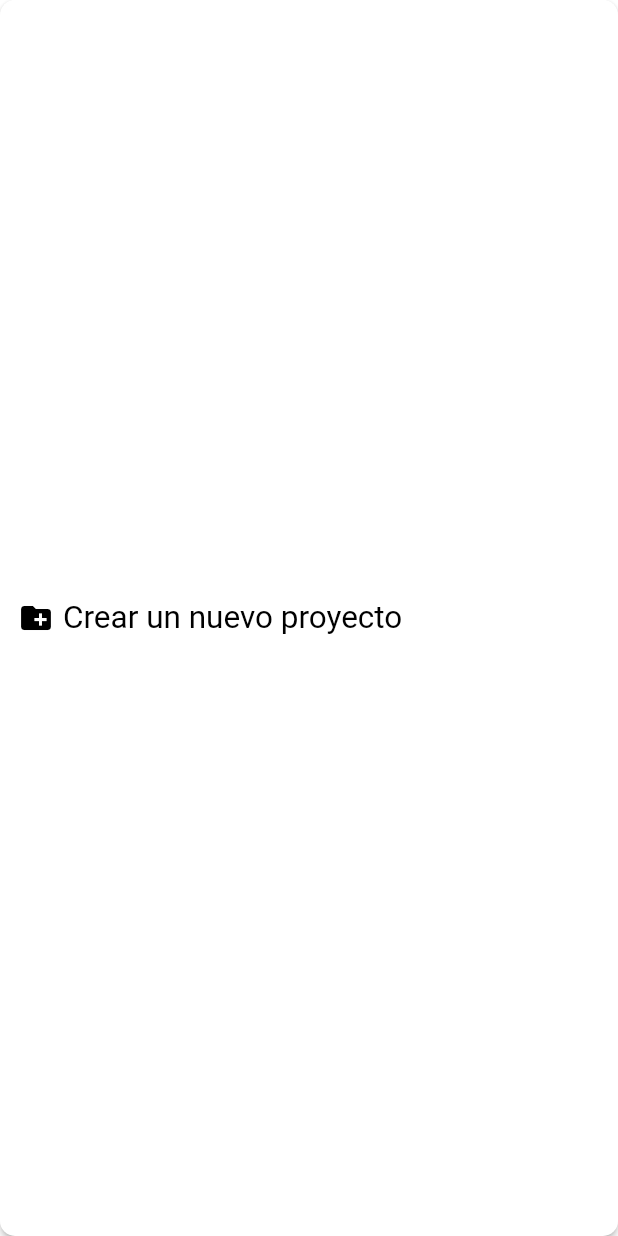
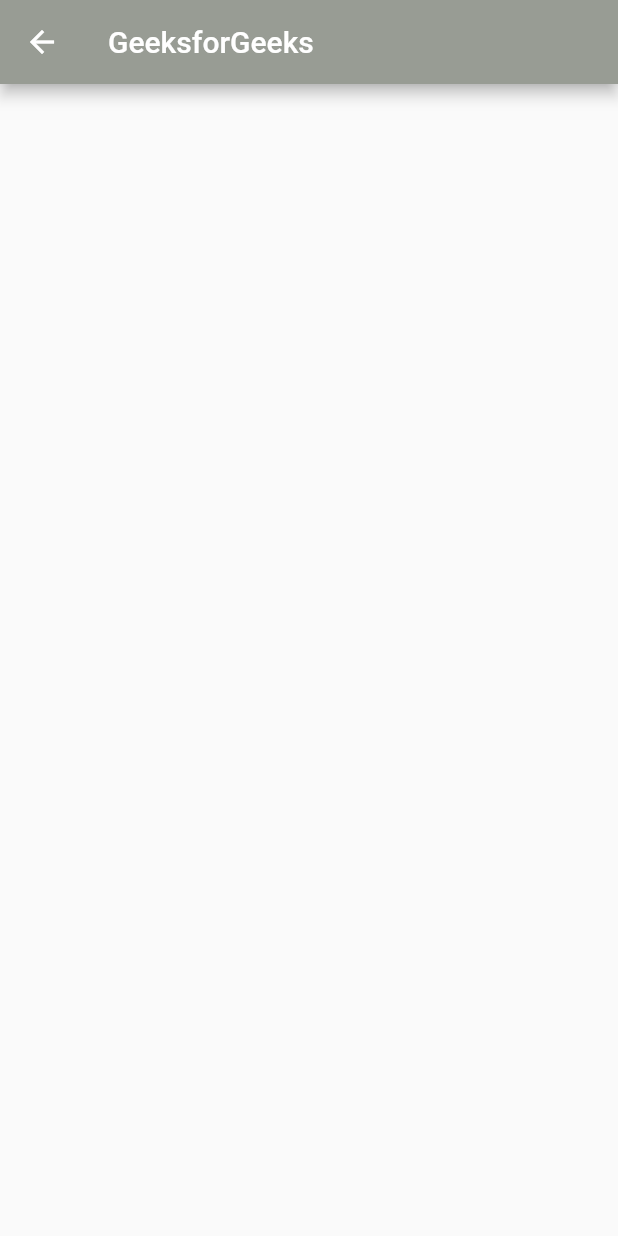
Before and after one commit to aleortbas/seriouScript, a Flutter app: the screen it shows after launch, after a tap on "Crear un nuevo proyecto", on a phone screen of 412 x 824 dp. Run offline on Flutter 3.47's test engine with Material 2 defaults, Android fonts, the phone set to English and light mode, and no system bars; our stand-ins replace file_picker; missing offline and left inert: desktop_window, open_file_plus.

Commit message:
reusable appbar

```diff
--- a/lib/screens/script_investigation.dart
+++ b/lib/screens/script_investigation.dart
@@ -1,5 +1,6 @@
 import 'package:flutter/material.dart';
-import 'package:script_games_serious/route/route.dart' as route;
+import 'package:script_games_serious/widgets/customAppBarr.dart';
+import 'package:script_games_serious/widgets/side_menu.dart';
 
 class SeconPAge extends StatelessWidget {
   const SeconPAge({Key? key}) : super(key: key);
@@ -20,30 +21,11 @@ class MyWidget extends StatefulWidget {
 class _MyWidgetState extends State<MyWidget> {
   @override
   Widget build(BuildContext context) {
-    return SizedBox(
-      height: 100,
-      width: 600,
-      child: (
-        ElevatedButton.icon(
-          onPressed: (){
-            Navigator.pushNamed(context, route.newDoc);
-          }, icon: Icon( // <-- Icon
-          Icons.create_new_folder,
-          size: 24.0,
-        ),
-        style: ElevatedButton.styleFrom(
-          alignment: Alignment.centerLeft,
-          backgroundColor: Color.fromARGB(255, 255, 255, 255),
-          onPrimary: Color.fromRGBO(0, 0, 0, 1),
-          textStyle: TextStyle(
-            fontSize: 21
-          ),
-          shape: RoundedRectangleBorder(
-            borderRadius: BorderRadius.circular(10.0)
-          )
-        ),
-        label: Text('Crear un nuevo proyecto'))
-      ),
-    );
+    return sapaperra();
+      /*child: Row(
+        children: <Widget>[
+          sapaperra()
+        ],
+      ),*/
   }
 }
--- /dev/null
+++ b/lib/widgets/customAppBarr.dart
@@ -0,0 +1,19 @@
+
+import 'package:flutter/material.dart';
+import 'package:flutter/src/foundation/key.dart';
+import 'package:flutter/src/widgets/container.dart';
+import 'package:flutter/src/widgets/framework.dart';
+
+class sapaperra extends StatelessWidget {
+  const sapaperra({Key? key}) : super(key: key);
+
+  @override
+  Widget build(BuildContext context) {
+    return  Scaffold(
+        appBar: AppBar(
+          backgroundColor: Color.fromRGBO(152, 156, 148, 1),
+        title: const Text('GeeksforGeeks'),
+      ),
+    );
+  }
+}
```
Also changed, not shown: lib/widgets/side_menu_tools.dart (added).
